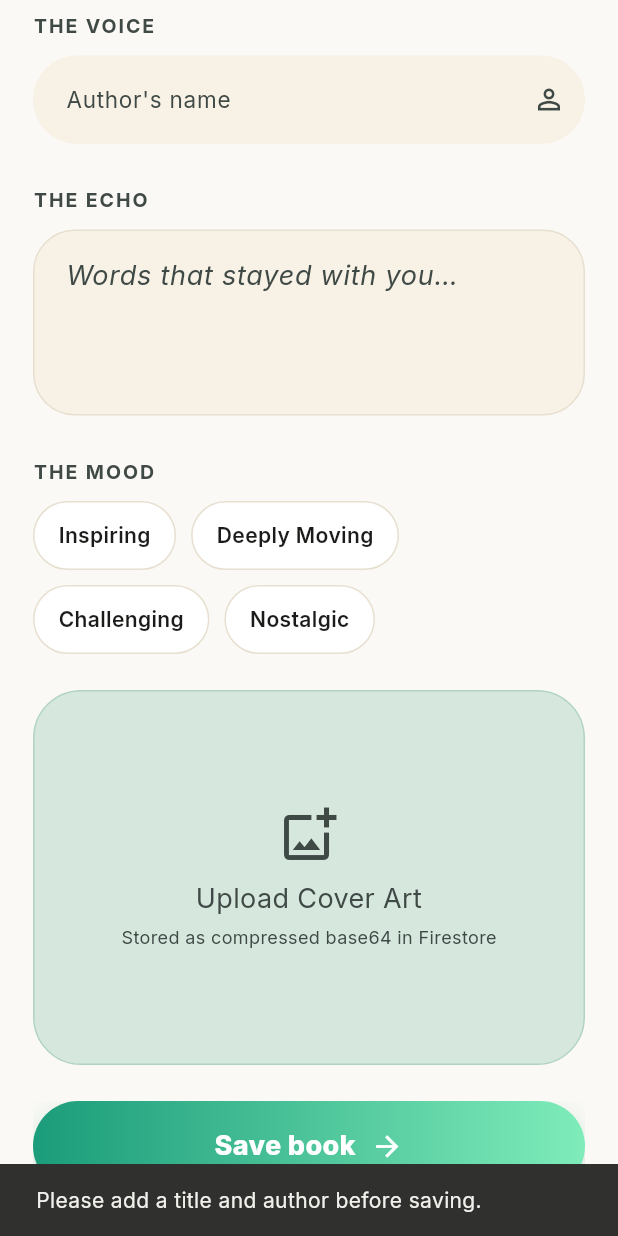
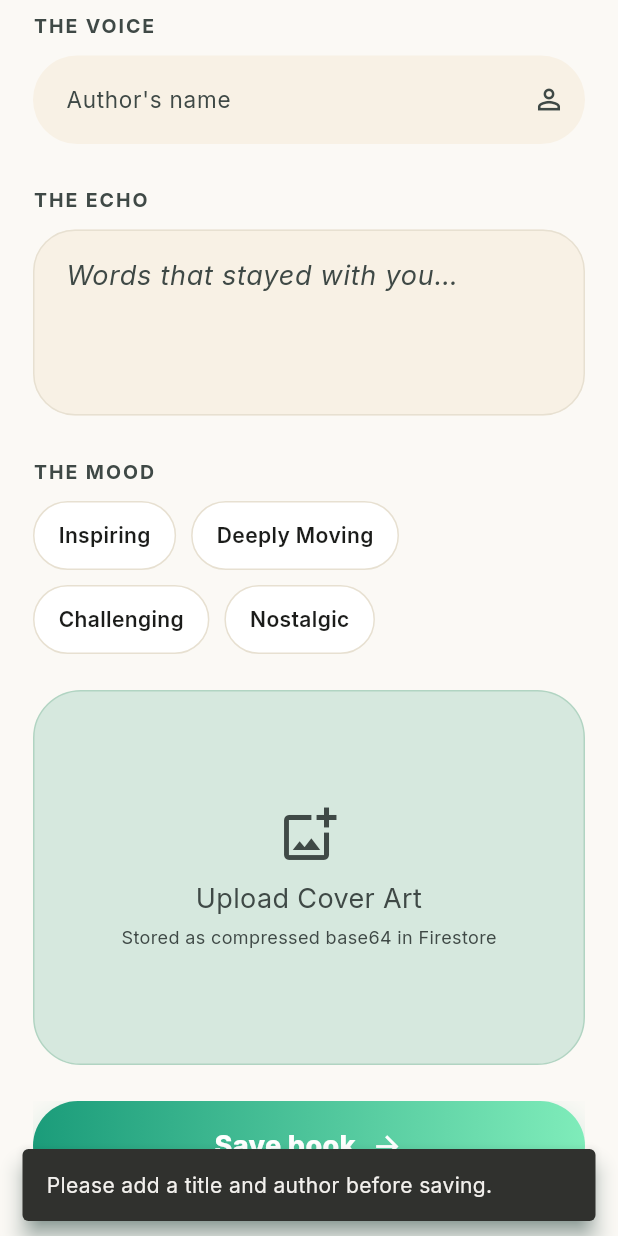
Before and after one commit to minhvyha/Ink-Echo, a Flutter app: the ReflectionPage screen opened directly, scrolled down 499 dp, after a tap on "Save book", on a phone screen of 412 x 824 dp. Run offline on Flutter 3.47's test engine with Material 3 defaults, Android fonts, the phone set to English and light mode, and no system bars; our stand-ins replace cloud_firestore, connectivity_plus, firebase_auth, firebase_core, google_fonts, google_sign_in and 4 more; accounts and stored records are empty.

Commit message:
feat: implement unified error handling and offline indicators across the app

```diff
--- a/lib/pages/reflection_page.dart
+++ b/lib/pages/reflection_page.dart
@@ -10,7 +10,7 @@ import 'package:inkandecho/models/book.dart';
 import '../widgets/app_header.dart';
 import '../widgets/common_buttons.dart';
 import '../services/book_service.dart';
-import '../utils/firestore_errors.dart';
+import '../utils/user_errors.dart';
 import '../utils/image_base64_encoder.dart';
 import '../utils/a11y_announce.dart';
 import '../utils/media_permissions.dart';
@@ -87,26 +87,14 @@ class _ReflectionPageState extends State<ReflectionPage> {
 
   Future<bool> _confirmDiscardIfNeeded() async {
     if (!_hasUnsavedChanges) return true;
-    final discard = await showDialog<bool>(
-      context: context,
-      builder: (ctx) => AlertDialog(
-        title: const Text('Discard changes?'),
-        content: const Text(
-          'You have unsaved edits. Leave without saving?',
-        ),
-        actions: [
-          TextButton(
-            onPressed: () => Navigator.pop(ctx, false),
-            child: const Text('Keep editing'),
-          ),
-          TextButton(
-            onPressed: () => Navigator.pop(ctx, true),
-            child: const Text('Discard'),
-          ),
-        ],
-      ),
+    return confirmTrustAction(
+      context,
+      title: 'Discard changes?',
+      message: 'You have unsaved edits. Leave without saving?',
+      confirmLabel: 'Discard',
+      cancelLabel: 'Keep editing',
+      destructive: true,
     );
-    return discard ?? false;
   }
 
   Future<void> _requestClose() async {
@@ -171,8 +159,9 @@ class _ReflectionPageState extends State<ReflectionPage> {
         : await ensurePhotosPermission();
     if (!allowed) {
       if (!mounted) return;
-      ScaffoldMessenger.of(context).showSnackBar(
-        const SnackBar(content: Text('Camera or photo permission is required.')),
+      showTrustSnackBar(
+        context,
+        message: 'Camera or photo permission is required.',
       );
       return;
     }
@@ -190,12 +179,10 @@ class _ReflectionPageState extends State<ReflectionPage> {
       if (!mounted) return;
 
       if (encoded == null) {
-        ScaffoldMessenger.of(context).showSnackBar(
-          const SnackBar(
-            content: Text(
+        showTrustSnackBar(
+          context,
+          message:
               'Image is too large even after compression. Try a smaller photo.',
-            ),
-          ),
         );
         return;
       }
@@ -203,9 +190,7 @@ class _ReflectionPageState extends State<ReflectionPage> {
       setState(() => _coverImageBase64 = encoded);
     } catch (e) {
       if (!mounted) return;
-      ScaffoldMessenger.of(context).showSnackBar(
-        SnackBar(content: Text('Could not pick image: $e')),
-      );
+      showTrustErrorSnackBar(context, e);
     }
   }
 
@@ -257,10 +242,9 @@ class _ReflectionPageState extends State<ReflectionPage> {
     }
 
     if (!_speechAvailable) {
-      ScaffoldMessenger.of(context).showSnackBar(
-        const SnackBar(
-          content: Text('Speech recognition is not available on this device.'),
-        ),
+      showTrustSnackBar(
+        context,
+        message: 'Speech recognition is not available on this device.',
       );
       return;
     }
@@ -268,8 +252,9 @@ class _ReflectionPageState extends State<ReflectionPage> {
     final allowed = await ensureMicrophonePermission();
     if (!allowed) {
       if (!mounted) return;
-      ScaffoldMessenger.of(context).showSnackBar(
-        const SnackBar(content: Text('Microphone permission is required.')),
+      showTrustSnackBar(
+        context,
+        message: 'Microphone permission is required.',
       );
       return;
     }
@@ -300,9 +285,7 @@ class _ReflectionPageState extends State<ReflectionPage> {
     } catch (e) {
       if (!mounted) return;
       setState(() => _isListening = false);
-      ScaffoldMessenger.of(context).showSnackBar(
-        SnackBar(content: Text('Could not start listening: $e')),
-      );
+      showTrustErrorSnackBar(context, e);
     }
   }
 
@@ -324,8 +307,9 @@ class _ReflectionPageState extends State<ReflectionPage> {
   Future<void> _saveBook() async {
     if (_saving) return;
     if (_isListening) {
-      ScaffoldMessenger.of(context).showSnackBar(
-        const SnackBar(content: Text('Stop listening before saving.')),
+      showTrustSnackBar(
+        context,
+        message: 'Stop listening before saving.',
       );
       return;
     }
@@ -333,10 +317,9 @@ class _ReflectionPageState extends State<ReflectionPage> {
     final title = _title.text.trim();
     final author = _author.text.trim();
     if (title.isEmpty || author.isEmpty) {
-      ScaffoldMessenger.of(context).showSnackBar(
-        const SnackBar(
-          content: Text('Please add a title and author before saving.'),
-        ),
+      showTrustSnackBar(
+        context,
+        message: 'Please add a title and author before saving.',
       );
       return;
     }
@@ -367,27 +350,18 @@ class _ReflectionPageState extends State<ReflectionPage> {
       final savedMessage = _isEditing
           ? 'Entry updated.'
           : 'Book saved to your shelf.';
-      ScaffoldMessenger.of(context).showSnackBar(
-        SnackBar(content: Text(savedMessage)),
-      );
+      showTrustSuccessSnackBar(context, savedMessage);
       announceForAccessibility(context, savedMessage);
       if (!_isEditing) _clearForm();
       widget.onBookSaved?.call();
     } catch (e) {
       if (!mounted) return;
-      final offline = isLikelyOfflineError(e);
-      ScaffoldMessenger.of(context).showSnackBar(
-        SnackBar(
-          content: Text(
-            offline
-                ? '${messageForFirestoreError(e)} Your entry will sync when you reconnect.'
-                : messageForFirestoreError(e),
-          ),
-          action: SnackBarAction(
-            label: 'Retry',
-            onPressed: _saveBook,
-          ),
-        ),
+      final parsed = UserFacingError.from(e);
+      showTrustErrorSnackBar(
+        context,
+        e,
+        onRetry: _saveBook,
+        offlineNote: parsed.isOffline ? kOfflineWriteNote : null,
       );
     } finally {
       if (mounted) setState(() => _saving = false);
@@ -420,13 +394,24 @@ class _ReflectionPageState extends State<ReflectionPage> {
       },
       child: Scaffold(
       body: SafeArea(
-        child: SingleChildScrollView(
+        child: Column(
+          children: [
+            if (_saving)
+              LinearProgressIndicator(
+                minHeight: 3,
+                color: context.inkAccent,
+                backgroundColor: palette.border.withValues(alpha: 0.4),
+              ),
+            Expanded(
+              child: AbsorbPointer(
+                absorbing: _saving,
+                child: SingleChildScrollView(
           child: Column(
             crossAxisAlignment: CrossAxisAlignment.stretch,
             children: [
               AppHeader(
                 showClose: true,
-                onClose: _requestClose,
+                onClose: _saving ? null : _requestClose,
               ),
           const SizedBox(height: 6),
           Padding(
@@ -689,6 +674,10 @@ class _ReflectionPageState extends State<ReflectionPage> {
               const SizedBox(height: 30),
             ],
           ),
+                ),
+              ),
+            ),
+          ],
         ),
       ),
       ),
--- a/lib/services/auth_gate.dart
+++ b/lib/services/auth_gate.dart
@@ -5,6 +5,7 @@ import 'package:flutter/material.dart';
 import 'package:inkandecho/services/auth_service.dart';
 import 'package:inkandecho/pages/login_page.dart';
 import 'package:inkandecho/pages/main_shell.dart';
+import 'package:inkandecho/widgets/trust_error_panel.dart';
 
 /// Root navigator: shows login until [User] is non-null, then the main app.
 ///
@@ -26,8 +27,9 @@ class AuthGate extends StatelessWidget {
 
         if (snapshot.hasError) {
           return Scaffold(
-            body: Center(
-              child: Text('Auth error: ${snapshot.error}'),
+            body: TrustErrorPanel(
+              error: snapshot.error!,
+              icon: Icons.lock_outline,
             ),
           );
         }
--- a/lib/widgets/app_header.dart
+++ b/lib/widgets/app_header.dart
@@ -2,6 +2,7 @@
 
 import 'package:flutter/material.dart';
 import 'ink_echo_brand.dart';
+import 'offline_status_chip.dart';
 
 /// Used on [ReflectionPage]; [showClose] pops the route when tapped.
 class AppHeader extends StatelessWidget {
@@ -26,6 +27,7 @@ class AppHeader extends StatelessWidget {
         children: [
           const InkEchoBrand(),
           const Spacer(),
+          const OfflineStatusChip(),
           if (showSearch)
             IconButton(
               onPressed: () {},
@@ -36,7 +38,7 @@ class AppHeader extends StatelessWidget {
             IconButton(
               icon: Icon(Icons.close, color: scheme.onSurfaceVariant),
               tooltip: 'Close reflection form',
-              onPressed: onClose ?? () => Navigator.of(context).maybePop(),
+              onPressed: onClose,
               style: IconButton.styleFrom(shape: const CircleBorder()),
             ),
         ],
--- /dev/null
+++ b/lib/widgets/offline_status_chip.dart
@@ -0,0 +1,60 @@
+// Compact offline badge for app bars (vault, reflection, detail).
+
+import 'package:flutter/material.dart';
+import 'package:inkandecho/services/connectivity_service.dart';
+
+/// Visible when [ConnectivityService] reports no network.
+class OfflineStatusChip extends StatelessWidget {
+  const OfflineStatusChip({super.key});
+
+  @override
+  Widget build(BuildContext context) {
+    return StreamBuilder<bool>(
+      stream: ConnectivityService.instance.onOnlineChanged,
+      initialData: ConnectivityService.instance.isOnline,
+      builder: (context, snapshot) {
+        final online = snapshot.data ?? true;
+        if (online) return const SizedBox.shrink();
+
+        final scheme = Theme.of(context).colorScheme;
+        return Tooltip(
+          message:
+              'You are offline. Cached entries stay available; changes sync when you reconnect.',
+          child: Semantics(
+            label: 'Offline. Changes sync when you reconnect.',
+            child: Container(
+              margin: const EdgeInsets.only(right: 4),
+              padding: const EdgeInsets.symmetric(horizontal: 10, vertical: 5),
+              decoration: BoxDecoration(
+                color: scheme.errorContainer,
+                borderRadius: BorderRadius.circular(999),
+                border: Border.all(
+                  color: scheme.onErrorContainer.withValues(alpha: 0.25),
+                ),
+              ),
+              child: Row(
+                mainAxisSize: MainAxisSize.min,
+                children: [
+                  Icon(
+                    Icons.cloud_off_outlined,
+                    size: 16,
+                    color: scheme.onErrorContainer,
+                  ),
+                  const SizedBox(width: 5),
+                  Text(
+                    'Offline',
+                    style: TextStyle(
+                      fontSize: 12,
+                      fontWeight: FontWeight.w700,
+                      color: scheme.onErrorContainer,
+                    ),
+                  ),
+                ],
+              ),
+            ),
+          ),
+        );
+      },
+    );
+  }
+}
--- a/lib/widgets/vault/vault_app_bar.dart
+++ b/lib/widgets/vault/vault_app_bar.dart
@@ -5,6 +5,7 @@ import 'dart:ui';
 import 'package:flutter/material.dart';
 import 'package:inkandecho/theme/ink_echo_typography.dart';
 import '../ink_echo_brand.dart';
+import '../offline_status_chip.dart';
 
 /// Overlay app bar; [totalHeight] includes notch/status bar for list padding.
 class VaultAppBar extends StatelessWidget {
@@ -64,6 +65,7 @@ class VaultAppBar extends StatelessWidget {
           style: IconButton.styleFrom(shape: const CircleBorder()),
         ),
         const Expanded(child: Center(child: InkEchoBrand())),
+        const OfflineStatusChip(),
         IconButton(
           onPressed: onSearchTap,
           icon: Icon(Icons.search, color: scheme.onSurfaceVariant),
```
Also changed, not shown: lib/pages/book_detail_page.dart (+11 -18 lines), lib/pages/login_page.dart (+10 -13 lines), lib/pages/settings_page.dart (+23 -2 lines), lib/utils/firestore_errors.dart (+35 -2 lines), lib/utils/user_errors.dart (added, +160 -0 lines), lib/widgets/trust_error_panel.dart (added, +61 -0 lines), 6 other files.
